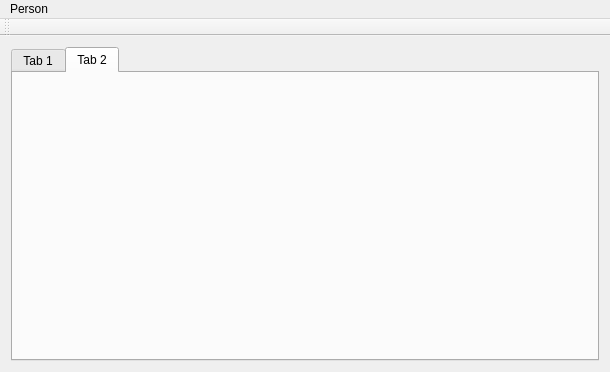
Qt form src/ui/mainwindow.ui (ekaparulin/stammbaum) before a commit.
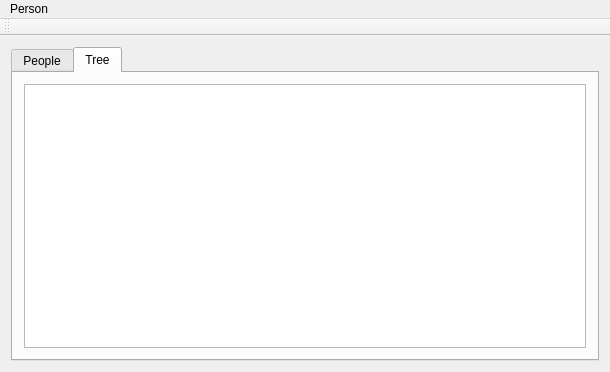
The same form after that commit. The open tabs and pages were chosen to show the change.

```diff
--- a/src/ui/mainwindow.ui
+++ b/src/ui/mainwindow.ui
@@ -17,9 +17,12 @@
    <layout class="QGridLayout" name="gridLayout_2">
     <item row="0" column="0">
      <widget class="QTabWidget" name="tabWidget">
-      <widget class="QWidget" name="tab">
+      <property name="currentIndex">
+       <number>0</number>
+      </property>
+      <widget class="QWidget" name="peopleTab">
        <attribute name="title">
-        <string>Tab 1</string>
+        <string>People</string>
        </attribute>
        <layout class="QGridLayout" name="gridLayout">
         <item row="0" column="0">
@@ -33,8 +36,13 @@
       </widget>
       <widget class="QWidget" name="tab_2">
        <attribute name="title">
-        <string>Tab 2</string>
+        <string>Tree</string>
        </attribute>
+       <layout class="QGridLayout" name="gridLayout_3">
+        <item row="0" column="0">
+         <widget class="QGraphicsView" name="treeGraphicsView"/>
+        </item>
+       </layout>
       </widget>
      </widget>
     </item>
```
Left out of the diff: 2 changed lines with no effect on the pictures.
